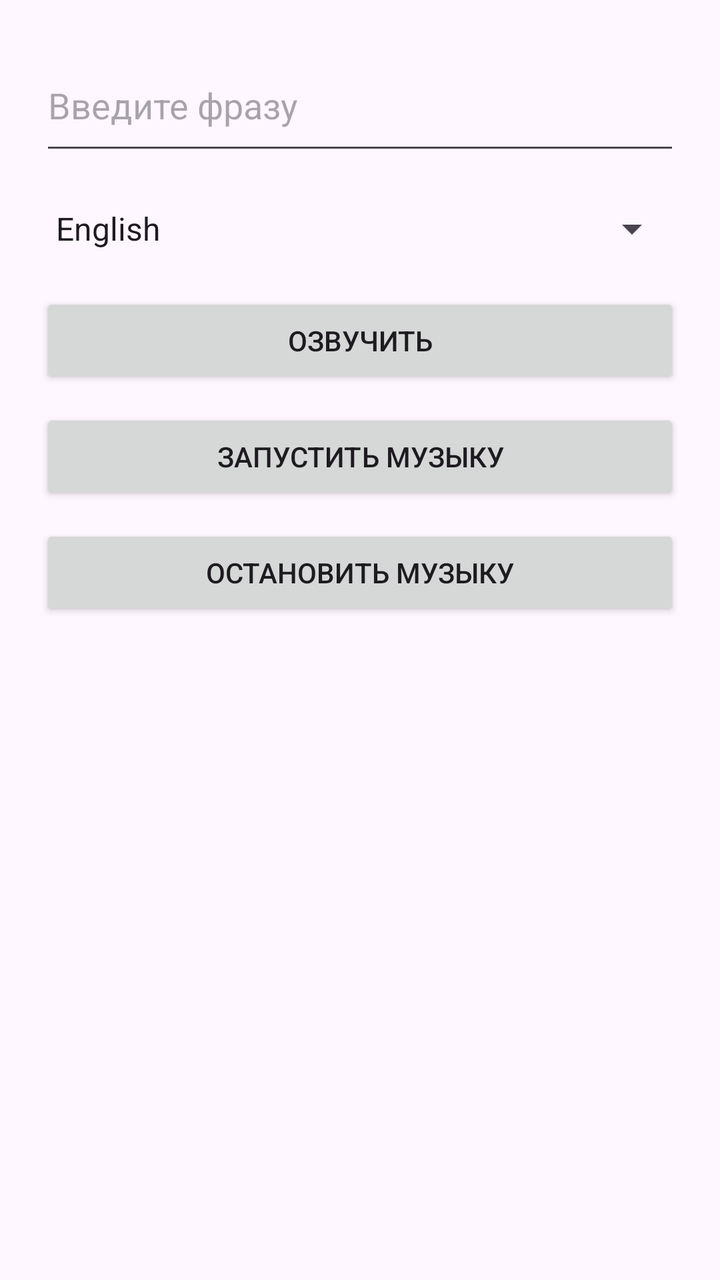
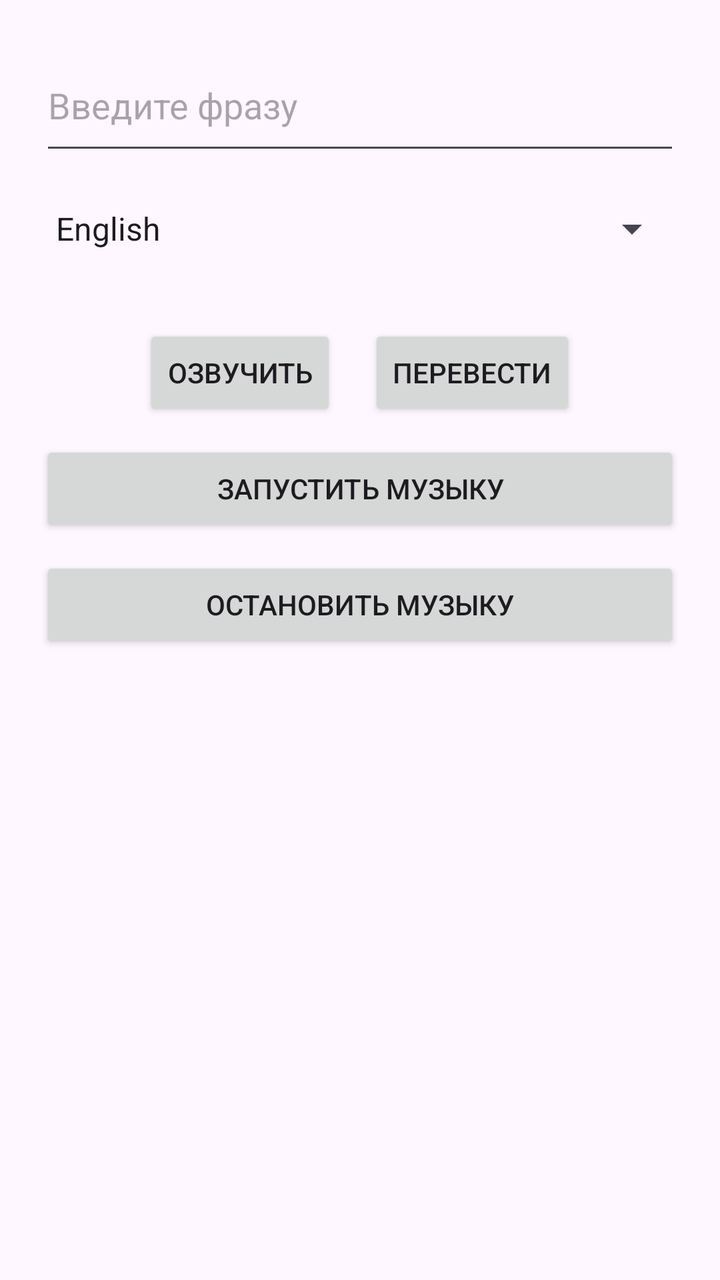

Two renders of the same Android screen: before a commit and after it. Below are the layout's source before the change and the commit's diff.
<!-- AndroidManifest.xml: application theme Theme.TextToSpeach -->
<!-- res/layout/activity_main.xml -->
<LinearLayout xmlns:android="http://schemas.android.com/apk/res/android"
    android:layout_width="match_parent"
    android:layout_height="wrap_content"
    android:orientation="vertical"
    android:padding="20dp">

    <EditText
        android:id="@+id/input_text"
        android:layout_width="match_parent"
        android:layout_height="wrap_content"
        android:hint="Введите фразу"
        android:minLines="2"
        android:layout_marginBottom="20dp"/>

    <Spinner
        android:id="@+id/lang_spinner"
        android:layout_width="match_parent"
        android:layout_height="wrap_content"
        android:entries="@array/lang_array"
        android:layout_marginBottom="20dp"/>

    <Button
        android:id="@+id/speak_now"
        android:layout_width="match_parent"
        android:layout_height="wrap_content"
        android:text="Озвучить" />

    <Button
        android:id="@+id/start_music"
        android:layout_width="match_parent"
        android:layout_height="wrap_content"
        android:text="Запустить музыку"
        android:layout_marginTop="10dp"/>

    <Button
        android:id="@+id/stop_music"
        android:layout_width="match_parent"
        android:layout_height="wrap_content"
        android:text="Остановить музыку"
        android:layout_marginTop="10dp"/>
</LinearLayout>
<!-- resources referenced by this layout -->
<resources>
  <string-array name="lang_array">
          <item>English</item>
          <item>Русский</item>
      </string-array>
  <style name="Theme.TextToSpeach" parent="Base.Theme.TextToSpeach" />
  <style name="Base.Theme.TextToSpeach" parent="Theme.Material3.DayNight.NoActionBar">
          
          
      </style>
</resources>

<!-- the commit's change to res/layout/activity_main.xml (unified diff, before → after) -->
@@ -19,11 +19,27 @@
         android:entries="@array/lang_array"
         android:layout_marginBottom="20dp"/>
 
-    <Button
-        android:id="@+id/speak_now"
+    <LinearLayout
         android:layout_width="match_parent"
         android:layout_height="wrap_content"
-        android:text="Озвучить" />
+        android:orientation="horizontal"
+        android:gravity="center"
+        android:layout_marginTop="16dp">
+
+        <Button
+            android:id="@+id/speak_now"
+            android:layout_width="wrap_content"
+            android:layout_height="wrap_content"
+            android:text="Озвучить"/>
+
+        <Button
+            android:id="@+id/translate_btn"
+            android:layout_width="wrap_content"
+            android:layout_height="wrap_content"
+            android:text="Перевести"
+            android:layout_marginStart="16dp"/>
+
+    </LinearLayout>
 
     <Button
         android:id="@+id/start_music"
